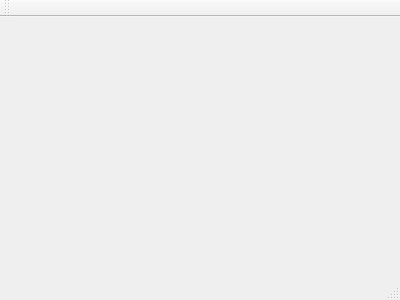
This is UserInterface.ui in arobert-ffm/SCS_InsulinPump as Qt 5 draws it before an edit. The edited form follows.
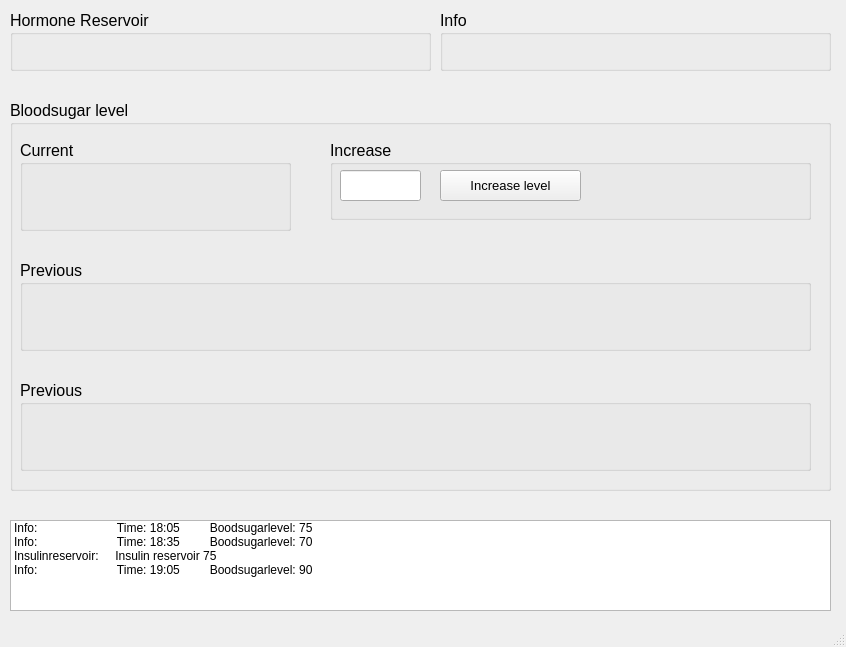
This is the edited form.

Commit message: Added GUI Prototype and corrected includes in UserInterface.cpp

Patch:
```diff
--- a/UserInterface.ui
+++ b/UserInterface.ui
@@ -1,24 +1,686 @@
 <ui version="4.0">
  <class>UserInterface</class>
- <widget class="QMainWindow" name="UserInterface" >
-  <property name="geometry" >
+ <widget class="QMainWindow" name="UserInterface">
+  <property name="geometry">
    <rect>
     <x>0</x>
     <y>0</y>
-    <width>400</width>
-    <height>300</height>
+    <width>846</width>
+    <height>647</height>
    </rect>
   </property>
   <property name="windowTitle" >
    <string>UserInterface</string>
   </property>
-  <widget class="QMenuBar" name="menuBar" />
-  <widget class="QToolBar" name="mainToolBar" />
-  <widget class="QWidget" name="centralWidget" />
-  <widget class="QStatusBar" name="statusBar" />
+  <widget class="QWidget" name="centralWidget">
+   <widget class="QGroupBox" name="groupBoxBloodSugar">
+    <property name="geometry">
+     <rect>
+      <x>10</x>
+      <y>100</y>
+      <width>821</width>
+      <height>391</height>
+     </rect>
+    </property>
+    <property name="font">
+     <font>
+      <pointsize>12</pointsize>
+     </font>
+    </property>
+    <property name="title">
+     <string>Bloodsugar level</string>
+    </property>
+    <widget class="QGroupBox" name="groupBoxCurrent">
+     <property name="enabled">
+      <bool>true</bool>
+     </property>
+     <property name="geometry">
+      <rect>
+       <x>10</x>
+       <y>40</y>
+       <width>271</width>
+       <height>91</height>
+      </rect>
+     </property>
+     <property name="title">
+      <string>Current</string>
+     </property>
+     <property name="flat">
+      <bool>true</bool>
+     </property>
+     <property name="checkable">
+      <bool>false</bool>
+     </property>
+     <widget class="QWidget" name="horizontalLayoutWidget_21">
+      <property name="geometry">
+       <rect>
+        <x>10</x>
+        <y>30</y>
+        <width>111</width>
+        <height>21</height>
+       </rect>
+      </property>
+      <property name="font">
+       <font>
+        <pointsize>12</pointsize>
+       </font>
+      </property>
+      <layout class="QHBoxLayout" name="horizontalLayoutCurrentTime">
+       <property name="spacing">
+        <number>0</number>
+       </property>
+       <property name="sizeConstraint">
+        <enum>QLayout::SetDefaultConstraint</enum>
+       </property>
+       <item>
+        <widget class="QLabel" name="mCurrentTimeTitle">
+         <property name="font">
+          <font>
+           <pointsize>12</pointsize>
+          </font>
+         </property>
+         <property name="text">
+          <string>Time:</string>
+         </property>
+        </widget>
+       </item>
+       <item>
+        <widget class="QLabel" name="mCurrentTimeValue">
+         <property name="text">
+          <string>19:05</string>
+         </property>
+         <property name="alignment">
+          <set>Qt::AlignRight|Qt::AlignTrailing|Qt::AlignVCenter</set>
+         </property>
+        </widget>
+       </item>
+      </layout>
+     </widget>
+     <widget class="QWidget" name="horizontalLayoutWidget_22">
+      <property name="geometry">
+       <rect>
+        <x>10</x>
+        <y>60</y>
+        <width>111</width>
+        <height>21</height>
+       </rect>
+      </property>
+      <property name="font">
+       <font>
+        <pointsize>12</pointsize>
+       </font>
+      </property>
+      <layout class="QHBoxLayout" name="horizontalLayoutCurrentLevel">
+       <property name="spacing">
+        <number>0</number>
+       </property>
+       <property name="sizeConstraint">
+        <enum>QLayout::SetDefaultConstraint</enum>
+       </property>
+       <item>
+        <widget class="QLabel" name="mCurrentLevelTitle">
+         <property name="font">
+          <font>
+           <pointsize>12</pointsize>
+          </font>
+         </property>
+         <property name="text">
+          <string>Level:</string>
+         </property>
+        </widget>
+       </item>
+       <item>
+        <widget class="QLabel" name="mCurrentLevelValue">
+         <property name="text">
+          <string>90</string>
+         </property>
+         <property name="alignment">
+          <set>Qt::AlignRight|Qt::AlignTrailing|Qt::AlignVCenter</set>
+         </property>
+        </widget>
+       </item>
+      </layout>
+     </widget>
+    </widget>
+    <widget class="QGroupBox" name="groupBoxPrevious1">
+     <property name="enabled">
+      <bool>true</bool>
+     </property>
+     <property name="geometry">
+      <rect>
+       <x>10</x>
+       <y>160</y>
+       <width>791</width>
+       <height>91</height>
+      </rect>
+     </property>
+     <property name="title">
+      <string>Previous</string>
+     </property>
+     <property name="flat">
+      <bool>true</bool>
+     </property>
+     <property name="checkable">
+      <bool>false</bool>
+     </property>
+     <widget class="QWidget" name="horizontalLayoutWidget_23">
+      <property name="geometry">
+       <rect>
+        <x>10</x>
+        <y>30</y>
+        <width>111</width>
+        <height>21</height>
+       </rect>
+      </property>
+      <property name="font">
+       <font>
+        <pointsize>12</pointsize>
+       </font>
+      </property>
+      <layout class="QHBoxLayout" name="horizontalLayoutPreviousTime1">
+       <property name="spacing">
+        <number>0</number>
+       </property>
+       <property name="sizeConstraint">
+        <enum>QLayout::SetDefaultConstraint</enum>
+       </property>
+       <item>
+        <widget class="QLabel" name="mPrevious1TimeTitle">
+         <property name="font">
+          <font>
+           <pointsize>12</pointsize>
+          </font>
+         </property>
+         <property name="text">
+          <string>Time:</string>
+         </property>
+        </widget>
+       </item>
+       <item>
+        <widget class="QLabel" name="mPrevious1TimeValue">
+         <property name="text">
+          <string>18:35</string>
+         </property>
+         <property name="alignment">
+          <set>Qt::AlignRight|Qt::AlignTrailing|Qt::AlignVCenter</set>
+         </property>
+        </widget>
+       </item>
+      </layout>
+     </widget>
+     <widget class="QWidget" name="horizontalLayoutWidget_24">
+      <property name="geometry">
+       <rect>
+        <x>10</x>
+        <y>60</y>
+        <width>111</width>
+        <height>21</height>
+       </rect>
+      </property>
+      <property name="font">
+       <font>
+        <pointsize>12</pointsize>
+       </font>
+      </property>
+      <layout class="QHBoxLayout" name="horizontalLayoutPreviousLevel1">
+       <property name="spacing">
+        <number>0</number>
+       </property>
+       <property name="sizeConstraint">
+        <enum>QLayout::SetDefaultConstraint</enum>
+       </property>
+       <item>
+        <widget class="QLabel" name="mPrevious1LevelTitle">
+         <property name="font">
+          <font>
+           <pointsize>12</pointsize>
+          </font>
+         </property>
+         <property name="text">
+          <string>Level:</string>
+         </property>
+        </widget>
+       </item>
+       <item>
+        <widget class="QLabel" name="mPrevious1LevelValue">
+         <property name="text">
+          <string>70</string>
+         </property>
+         <property name="alignment">
+          <set>Qt::AlignRight|Qt::AlignTrailing|Qt::AlignVCenter</set>
+         </property>
+        </widget>
+       </item>
+      </layout>
+     </widget>
+    </widget>
+    <widget class="QGroupBox" name="groupBoxPrevious2">
+     <property name="enabled">
+      <bool>true</bool>
+     </property>
+     <property name="geometry">
+      <rect>
+       <x>10</x>
+       <y>280</y>
+       <width>791</width>
+       <height>91</height>
+      </rect>
+     </property>
+     <property name="title">
+      <string>Previous</string>
+     </property>
+     <property name="flat">
+      <bool>true</bool>
+     </property>
+     <property name="checkable">
+      <bool>false</bool>
+     </property>
+     <widget class="QWidget" name="horizontalLayoutWidget_25">
+      <property name="geometry">
+       <rect>
+        <x>10</x>
+        <y>30</y>
+        <width>111</width>
+        <height>21</height>
+       </rect>
+      </property>
+      <property name="font">
+       <font>
+        <pointsize>12</pointsize>
+       </font>
+      </property>
+      <layout class="QHBoxLayout" name="horizontalLayoutPreviousTime2">
+       <property name="spacing">
+        <number>0</number>
+       </property>
+       <property name="sizeConstraint">
+        <enum>QLayout::SetDefaultConstraint</enum>
+       </property>
+       <item>
+        <widget class="QLabel" name="mPrevious2TimeTitle">
+         <property name="font">
+          <font>
+           <pointsize>12</pointsize>
+          </font>
+         </property>
+         <property name="text">
+          <string>Time:</string>
+         </property>
+        </widget>
+       </item>
+       <item>
+        <widget class="QLabel" name="mPrevious2TimeValue">
+         <property name="text">
+          <string>18:05</string>
+         </property>
+         <property name="alignment">
+          <set>Qt::AlignRight|Qt::AlignTrailing|Qt::AlignVCenter</set>
+         </property>
+        </widget>
+       </item>
+      </layout>
+     </widget>
+     <widget class="QWidget" name="horizontalLayoutWidget_26">
+      <property name="geometry">
+       <rect>
+        <x>10</x>
+        <y>60</y>
+        <width>111</width>
+        <height>21</height>
+       </rect>
+      </property>
+      <property name="font">
+       <font>
+        <pointsize>12</pointsize>
+       </font>
+      </property>
+      <layout class="QHBoxLayout" name="horizontalLayoutPreviousLevel2">
+       <property name="spacing">
+        <number>0</number>
+       </property>
+       <property name="sizeConstraint">
+        <enum>QLayout::SetDefaultConstraint</enum>
+       </property>
+       <item>
+        <widget class="QLabel" name="mPrevious2LevelTitle">
+         <property name="font">
+          <font>
+           <pointsize>12</pointsize>
+          </font>
+         </property>
+         <property name="text">
+          <string>Level:</string>
+         </property>
+        </widget>
+       </item>
+       <item>
+        <widget class="QLabel" name="mPrevious2LevelValue">
+         <property name="text">
+          <string>75</string>
+         </property>
+         <property name="alignment">
+          <set>Qt::AlignRight|Qt::AlignTrailing|Qt::AlignVCenter</set>
+         </property>
+        </widget>
+       </item>
+      </layout>
+     </widget>
+    </widget>
+    <widget class="QGroupBox" name="groupBox_Increase">
+     <property name="geometry">
+      <rect>
+       <x>320</x>
+       <y>40</y>
+       <width>481</width>
+       <height>80</height>
+      </rect>
+     </property>
+     <property name="title">
+      <string>Increase</string>
+     </property>
+     <property name="flat">
+      <bool>true</bool>
+     </property>
+     <widget class="QPushButton" name="mIncreaseButton">
+      <property name="geometry">
+       <rect>
+        <x>110</x>
+        <y>30</y>
+        <width>141</width>
+        <height>31</height>
+       </rect>
+      </property>
+      <property name="font">
+       <font>
+        <pointsize>10</pointsize>
+       </font>
+      </property>
+      <property name="text">
+       <string>Increase level</string>
+      </property>
+     </widget>
+     <widget class="QLineEdit" name="mIncreaseValue">
+      <property name="geometry">
+       <rect>
+        <x>10</x>
+        <y>30</y>
+        <width>81</width>
+        <height>31</height>
+       </rect>
+      </property>
+     </widget>
+    </widget>
+   </widget>
+   <widget class="QListWidget" name="mMessageList">
+    <property name="geometry">
+     <rect>
+      <x>10</x>
+      <y>520</y>
+      <width>821</width>
+      <height>91</height>
+     </rect>
+    </property>
+    <item>
+     <property name="text">
+      <string>Info:                        Time: 18:05         Boodsugarlevel: 75</string>
+     </property>
+    </item>
+    <item>
+     <property name="text">
+      <string>Info:                        Time: 18:35         Boodsugarlevel: 70</string>
+     </property>
+    </item>
+    <item>
+     <property name="text">
+      <string>Insulinreservoir:     Insulin reservoir 75</string>
+     </property>
+    </item>
+    <item>
+     <property name="text">
+      <string>Info:                        Time: 19:05         Boodsugarlevel: 90</string>
+     </property>
+    </item>
+   </widget>
+   <widget class="QGroupBox" name="groupBoxHormoneReservoir">
+    <property name="geometry">
+     <rect>
+      <x>10</x>
+      <y>10</y>
+      <width>421</width>
+      <height>61</height>
+     </rect>
+    </property>
+    <property name="font">
+     <font>
+      <pointsize>12</pointsize>
+     </font>
+    </property>
+    <property name="title">
+     <string>Hormone Reservoir</string>
+    </property>
+    <widget class="QWidget" name="horizontalLayoutWidget_27">
+     <property name="geometry">
+      <rect>
+       <x>224</x>
+       <y>30</y>
+       <width>181</width>
+       <height>21</height>
+      </rect>
+     </property>
+     <property name="font">
+      <font>
+       <pointsize>12</pointsize>
+      </font>
+     </property>
+     <layout class="QHBoxLayout" name="horizontalLayoutGlucagon">
+      <property name="spacing">
+       <number>0</number>
+      </property>
+      <property name="sizeConstraint">
+       <enum>QLayout::SetDefaultConstraint</enum>
+      </property>
+      <item>
+       <widget class="QLabel" name="mGlucagonReservoirTitle">
+        <property name="font">
+         <font>
+          <pointsize>12</pointsize>
+         </font>
+        </property>
+        <property name="text">
+         <string>Glucagon reservoir:</string>
+        </property>
+       </widget>
+      </item>
+      <item>
+       <widget class="QLabel" name="mGlucagonReservoirValue">
+        <property name="font">
+         <font>
+          <pointsize>12</pointsize>
+         </font>
+        </property>
+        <property name="text">
+         <string>55</string>
+        </property>
+        <property name="alignment">
+         <set>Qt::AlignRight|Qt::AlignTrailing|Qt::AlignVCenter</set>
+        </property>
+       </widget>
+      </item>
+     </layout>
+    </widget>
+    <widget class="QWidget" name="horizontalLayoutWidget_28">
+     <property name="geometry">
+      <rect>
+       <x>20</x>
+       <y>30</y>
+       <width>161</width>
+       <height>21</height>
+      </rect>
+     </property>
+     <property name="font">
+      <font>
+       <pointsize>12</pointsize>
+      </font>
+     </property>
+     <layout class="QHBoxLayout" name="horizontalLayoutInsulin">
+      <property name="spacing">
+       <number>0</number>
+      </property>
+      <property name="sizeConstraint">
+       <enum>QLayout::SetDefaultConstraint</enum>
+      </property>
+      <item>
+       <widget class="QLabel" name="mInsulinReservoirTitle">
+        <property name="font">
+         <font>
+          <pointsize>12</pointsize>
+         </font>
+        </property>
+        <property name="text">
+         <string>Insulin reservoir:</string>
+        </property>
+       </widget>
+      </item>
+      <item>
+       <widget class="QLabel" name="mInsulinReservoirValue">
+        <property name="font">
+         <font>
+          <pointsize>12</pointsize>
+         </font>
+        </property>
+        <property name="text">
+         <string>74</string>
+        </property>
+        <property name="alignment">
+         <set>Qt::AlignRight|Qt::AlignTrailing|Qt::AlignVCenter</set>
+        </property>
+       </widget>
+      </item>
+     </layout>
+    </widget>
+   </widget>
+   <widget class="QGroupBox" name="groupBoxInfo">
+    <property name="geometry">
+     <rect>
+      <x>440</x>
+      <y>10</y>
+      <width>391</width>
+      <height>61</height>
+     </rect>
+    </property>
+    <property name="font">
+     <font>
+      <pointsize>12</pointsize>
+     </font>
+    </property>
+    <property name="title">
+     <string>Info</string>
+    </property>
+    <widget class="QWidget" name="horizontalLayoutWidget_29">
+     <property name="geometry">
+      <rect>
+       <x>20</x>
+       <y>30</y>
+       <width>171</width>
+       <height>21</height>
+      </rect>
+     </property>
+     <property name="font">
+      <font>
+       <pointsize>12</pointsize>
+      </font>
+     </property>
+     <layout class="QHBoxLayout" name="horizontalLayoutBattery">
+      <property name="spacing">
+       <number>0</number>
+      </property>
+      <property name="sizeConstraint">
+       <enum>QLayout::SetDefaultConstraint</enum>
+      </property>
+      <item>
+       <widget class="QLabel" name="mBatteryStateTitle">
+        <property name="font">
+         <font>
+          <pointsize>12</pointsize>
+         </font>
+        </property>
+        <property name="text">
+         <string>Battery Status:</string>
+        </property>
+       </widget>
+      </item>
+      <item>
+       <widget class="QLabel" name="mBatteryStateValue">
+        <property name="font">
+         <font>
+          <pointsize>12</pointsize>
+         </font>
+        </property>
+        <property name="text">
+         <string>95%</string>
+        </property>
+        <property name="alignment">
+         <set>Qt::AlignRight|Qt::AlignTrailing|Qt::AlignVCenter</set>
+        </property>
+       </widget>
+      </item>
+     </layout>
+    </widget>
+    <widget class="QWidget" name="horizontalLayoutWidget_30">
+     <property name="geometry">
+      <rect>
+       <x>240</x>
+       <y>30</y>
+       <width>121</width>
+       <height>21</height>
+      </rect>
+     </property>
+     <property name="font">
+      <font>
+       <pointsize>12</pointsize>
+      </font>
+     </property>
+     <layout class="QHBoxLayout" name="horizontalLayoutTime">
+      <property name="spacing">
+       <number>0</number>
+      </property>
+      <property name="sizeConstraint">
+       <enum>QLayout::SetDefaultConstraint</enum>
+      </property>
+      <item>
+       <widget class="QLabel" name="mTimeTitle">
+        <property name="font">
+         <font>
+          <pointsize>12</pointsize>
+         </font>
+        </property>
+        <property name="text">
+         <string>Time:</string>
+        </property>
+       </widget>
+      </item>
+      <item>
+       <widget class="QLabel" name="mTimeValue">
+        <property name="font">
+         <font>
+          <pointsize>12</pointsize>
+         </font>
+        </property>
+        <property name="text">
+         <string>19:07</string>
+        </property>
+        <property name="alignment">
+         <set>Qt::AlignRight|Qt::AlignTrailing|Qt::AlignVCenter</set>
+        </property>
+       </widget>
+      </item>
+     </layout>
+    </widget>
+   </widget>
+  </widget>
+  <widget class="QStatusBar" name="statusBar"/>
  </widget>
- <layoutDefault spacing="6" margin="11" />
- <pixmapfunction></pixmapfunction>
+ <layoutdefault spacing="6" margin="11"/>
  <resources/>
  <connections/>
 </ui>
```
Left out of the diff: 5 changed lines with no effect on the pictures. The commit also changes 1 other file.
